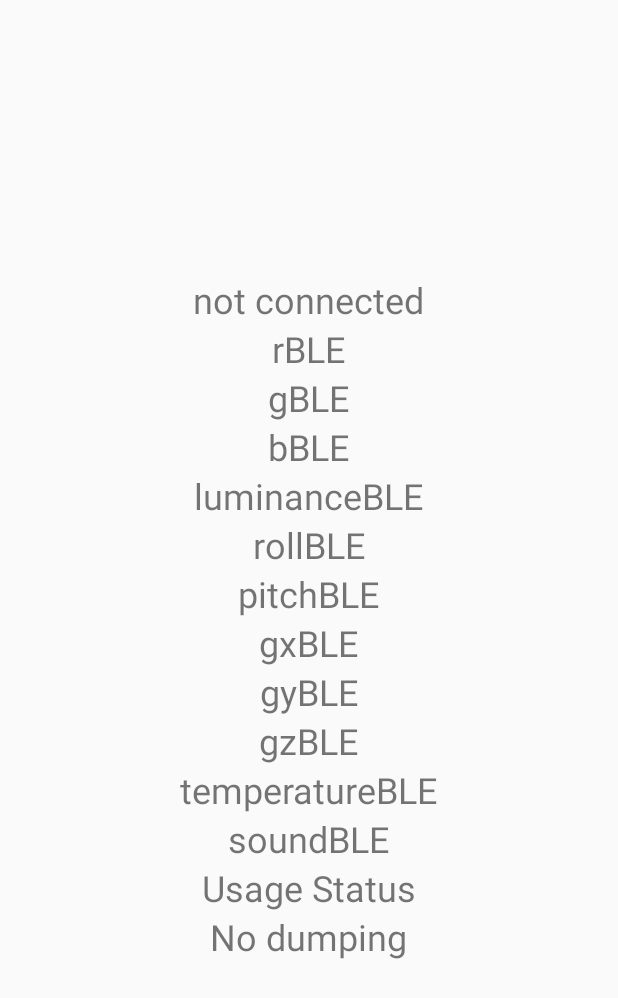
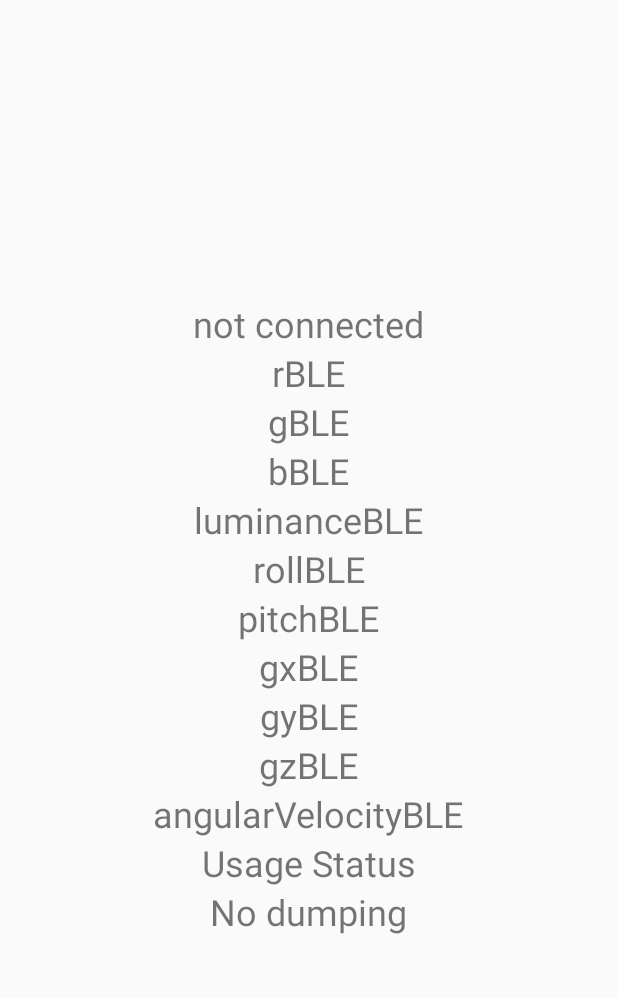
Before and after one commit to DingranFeng/InhalerApp, an Android app: the screen it shows after launch (MainActivity), on a phone screen of 412 x 824 dp. Shown: the top 998 px of the screen. Run offline under Robolectric (Android 15) with nearby library versions, the phone set to English and light mode, and no system bars.

Commit message:
Solved unstable crashes by adding angularVelocity

```diff
--- a/app/src/main/res/layout/activity_main.xml
+++ b/app/src/main/res/layout/activity_main.xml
@@ -76,18 +76,25 @@
         android:textSize="24sp" />
 
     <TextView
-        android:id="@+id/temperatureBLE"
+        android:id="@+id/angularVelocityBLE"
         android:layout_width="wrap_content"
         android:layout_height="wrap_content"
-        android:text="temperatureBLE"
+        android:text="angularVelocityBLE"
         android:textSize="24sp" />
 
-    <TextView
-        android:id="@+id/soundBLE"
-        android:layout_width="wrap_content"
-        android:layout_height="wrap_content"
-        android:text="soundBLE"
-        android:textSize="24sp" />
+<!--    <TextView-->
+<!--        android:id="@+id/temperatureBLE"-->
+<!--        android:layout_width="wrap_content"-->
+<!--        android:layout_height="wrap_content"-->
+<!--        android:text="temperatureBLE"-->
+<!--        android:textSize="24sp" />-->
+
+<!--    <TextView-->
+<!--        android:id="@+id/soundBLE"-->
+<!--        android:layout_width="wrap_content"-->
+<!--        android:layout_height="wrap_content"-->
+<!--        android:text="soundBLE"-->
+<!--        android:textSize="24sp" />-->
 
     <TextView
         android:id="@+id/usage"
```
Also changed, not shown: app/src/main/java/com/example/inhalerapp/MainActivity.java (+69 -51 lines).
